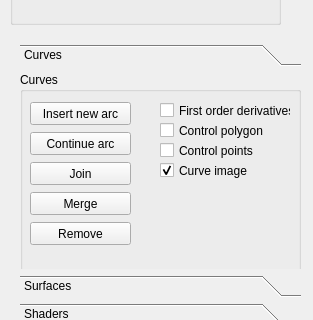
Lasoloz/cagd-assignments, file QtFramework/GUI/SideWidget.ui: the form before one commit; both pictures show x 0 to 313 and y 196 to 516 of the 313 by 779 pixel window.
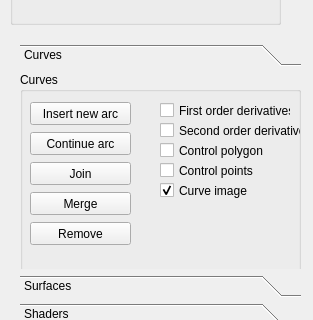
The form after the commit. The open tabs and pages were chosen to show the change.

Commit message: [arc] Adding second order derivatives

Patch:
```diff
--- a/QtFramework/GUI/SideWidget.ui
+++ b/QtFramework/GUI/SideWidget.ui
@@ -263,7 +263,7 @@
       <property name="geometry">
        <rect>
         <x>140</x>
-        <y>50</y>
+        <y>70</y>
         <width>131</width>
         <height>17</height>
        </rect>
@@ -341,7 +341,7 @@
       <property name="geometry">
        <rect>
         <x>140</x>
-        <y>70</y>
+        <y>90</y>
         <width>131</width>
         <height>17</height>
        </rect>
@@ -354,7 +354,7 @@
       <property name="geometry">
        <rect>
         <x>140</x>
-        <y>90</y>
+        <y>110</y>
         <width>131</width>
         <height>17</height>
        </rect>
@@ -382,6 +382,19 @@
        <bool>false</bool>
       </property>
      </widget>
+     <widget class="QCheckBox" name="secondOrderDerivatives">
+      <property name="geometry">
+       <rect>
+        <x>140</x>
+        <y>50</y>
+        <width>141</width>
+        <height>17</height>
+       </rect>
+      </property>
+      <property name="text">
+       <string>Second order derivatives</string>
+      </property>
+     </widget>
     </widget>
    </widget>
    <widget class="QWidget" name="surfacesPage">
```
Left out of the diff: 2 changed lines with no effect on the pictures. The commit also changes 7 other files.
